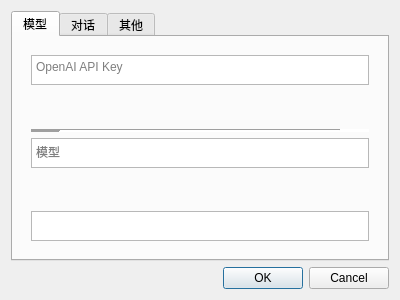
The window that ui/settings_dialog.ui (liyixin1/GPTalks) describes before a commit, drawn with Qt 5.
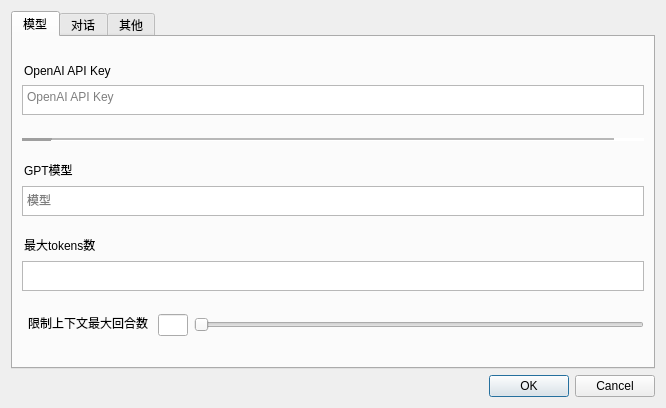
The same window after the commit.

Commit message: 新增用户可在设置窗口内设置GPT模型

What changed in the file:
```diff
--- a/ui/settings_dialog.ui
+++ b/ui/settings_dialog.ui
@@ -6,14 +6,14 @@
    <rect>
     <x>0</x>
     <y>0</y>
-    <width>400</width>
-    <height>300</height>
+    <width>666</width>
+    <height>408</height>
    </rect>
   </property>
   <property name="windowTitle">
    <string>Dialog</string>
   </property>
-  <layout class="QVBoxLayout" name="verticalLayout_2">
+  <layout class="QVBoxLayout" name="verticalLayout">
    <item>
     <widget class="QTabWidget" name="tabWidget">
      <property name="currentIndex">
@@ -23,13 +23,31 @@
       <attribute name="title">
        <string>模型</string>
       </attribute>
-      <layout class="QHBoxLayout" name="horizontalLayout_3">
-       <item>
-        <widget class="QWidget" name="widget" native="true">
-         <layout class="QVBoxLayout" name="verticalLayout_4">
+      <layout class="QHBoxLayout" name="horizontalLayout">
           <item>
            <layout class="QVBoxLayout" name="verticalLayout_3">
-            <item alignment="Qt::AlignTop">
+         <property name="sizeConstraint">
+          <enum>QLayout::SetDefaultConstraint</enum>
+         </property>
+         <item>
+          <layout class="QVBoxLayout" name="verticalLayout_5">
+           <item>
+            <widget class="QLineEdit" name="lineEdit_api_key">
+             <property name="styleSheet">
+              <string notr="true">background-color: transparent;</string>
+             </property>
+             <property name="text">
+              <string>OpenAI API Key</string>
+             </property>
+             <property name="frame">
+              <bool>false</bool>
+             </property>
+             <property name="readOnly">
+              <bool>true</bool>
+             </property>
+            </widget>
+           </item>
+           <item>
              <widget class="QPlainTextEdit" name="plainTextEdit_api_key">
               <property name="maximumSize">
                <size>
@@ -37,10 +55,15 @@
                 <height>30</height>
                </size>
               </property>
+             <property name="lineWrapMode">
+              <enum>QPlainTextEdit::NoWrap</enum>
+             </property>
               <property name="placeholderText">
                <string>OpenAI API Key</string>
               </property>
              </widget>
+           </item>
+          </layout>
             </item>
             <item>
              <widget class="Line" name="line">
@@ -50,8 +73,29 @@
               <property name="lineWidth">
                <number>30</number>
               </property>
+           <property name="midLineWidth">
+            <number>2</number>
+           </property>
               <property name="orientation">
                <enum>Qt::Horizontal</enum>
+           </property>
+          </widget>
+         </item>
+         <item>
+          <layout class="QVBoxLayout" name="verticalLayout_6">
+           <item>
+            <widget class="QLineEdit" name="lineEdit_model">
+             <property name="styleSheet">
+              <string notr="true">background-color: transparent;</string>
+             </property>
+             <property name="text">
+              <string>GPT模型</string>
+             </property>
+             <property name="frame">
+              <bool>false</bool>
+             </property>
+             <property name="readOnly">
+              <bool>true</bool>
               </property>
              </widget>
             </item>
@@ -63,12 +107,35 @@
                 <height>30</height>
                </size>
               </property>
+             <property name="lineWrapMode">
+              <enum>QPlainTextEdit::NoWrap</enum>
+             </property>
               <property name="placeholderText">
                <string>模型</string>
               </property>
              </widget>
             </item>
-            <item alignment="Qt::AlignBottom">
+          </layout>
+         </item>
+         <item>
+          <layout class="QVBoxLayout" name="verticalLayout_7">
+           <item>
+            <widget class="QLineEdit" name="lineEdit_max_tokens">
+             <property name="styleSheet">
+              <string notr="true">background-color: transparent;</string>
+             </property>
+             <property name="text">
+              <string>最大tokens数</string>
+             </property>
+             <property name="frame">
+              <bool>false</bool>
+             </property>
+             <property name="readOnly">
+              <bool>true</bool>
+             </property>
+            </widget>
+           </item>
+           <item>
              <widget class="QPlainTextEdit" name="plainTextEdit_maxtokens">
               <property name="maximumSize">
                <size>
@@ -76,6 +143,12 @@
                 <height>30</height>
                </size>
               </property>
+             <property name="inputMethodHints">
+              <set>Qt::ImhDigitsOnly|Qt::ImhFormattedNumbersOnly|Qt::ImhPreferNumbers</set>
+             </property>
+             <property name="lineWrapMode">
+              <enum>QPlainTextEdit::NoWrap</enum>
+             </property>
               <property name="plainText">
                <string/>
               </property>
@@ -89,8 +162,62 @@
             </item>
            </layout>
           </item>
-         </layout>
-        </widget>
+         <item>
+          <layout class="QHBoxLayout" name="horizontalLayout_6">
+           <item>
+            <widget class="QLineEdit" name="lineEdit">
+             <property name="maximumSize">
+              <size>
+               <width>130</width>
+               <height>16777215</height>
+              </size>
+             </property>
+             <property name="autoFillBackground">
+              <bool>false</bool>
+             </property>
+             <property name="styleSheet">
+              <string notr="true">background-color: transparent;</string>
+             </property>
+             <property name="text">
+              <string>限制上下文最大回合数</string>
+             </property>
+             <property name="frame">
+              <bool>false</bool>
+             </property>
+             <property name="alignment">
+              <set>Qt::AlignRight|Qt::AlignTrailing|Qt::AlignVCenter</set>
+             </property>
+             <property name="readOnly">
+              <bool>true</bool>
+             </property>
+            </widget>
+           </item>
+           <item>
+            <widget class="QLineEdit" name="lineEdit_rounds">
+             <property name="maximumSize">
+              <size>
+               <width>30</width>
+               <height>16777215</height>
+              </size>
+             </property>
+             <property name="text">
+              <string/>
+             </property>
+            </widget>
+           </item>
+           <item>
+            <widget class="QSlider" name="horizontalSlider_rounds">
+             <property name="value">
+              <number>0</number>
+             </property>
+             <property name="orientation">
+              <enum>Qt::Horizontal</enum>
+             </property>
+            </widget>
+           </item>
+          </layout>
+         </item>
+        </layout>
        </item>
       </layout>
      </widget>
@@ -98,11 +225,27 @@
       <attribute name="title">
        <string>对话</string>
       </attribute>
-      <layout class="QHBoxLayout" name="horizontalLayout_2">
+      <layout class="QVBoxLayout" name="verticalLayout_4">
        <item>
         <widget class="QWidget" name="widget_2" native="true">
-         <layout class="QHBoxLayout" name="horizontalLayout">
-          <item alignment="Qt::AlignVCenter">
+         <layout class="QVBoxLayout" name="verticalLayout_2">
+          <item>
+           <widget class="QLineEdit" name="lineEdit_prompt">
+            <property name="styleSheet">
+             <string notr="true">background-color: transparent;</string>
+            </property>
+            <property name="text">
+             <string>你希望给GPT的提示</string>
+            </property>
+            <property name="frame">
+             <bool>false</bool>
+            </property>
+            <property name="readOnly">
+             <bool>true</bool>
+            </property>
+           </widget>
+          </item>
+          <item alignment="Qt::AlignTop">
            <widget class="QPlainTextEdit" name="plainTextEdit_prompt">
             <property name="maximumSize">
              <size>
```
Left out of the diff: 40 changed lines with no effect on the pictures. Lines whose indentation alone changed are shown as unchanged. The commit also changes 8 other files.
